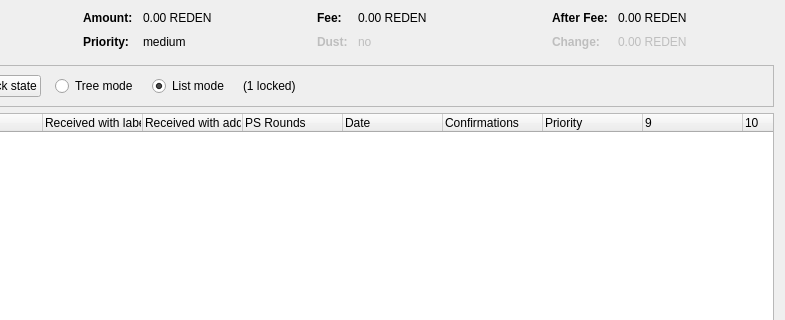
First picture: the form in src/qt/forms/coincontroldialog.ui, repository reefcoin-io/reefcoin-1, before the edit; both pictures show x 169 to 954 and y 0 to 320 of the 954 by 500 pixel window.
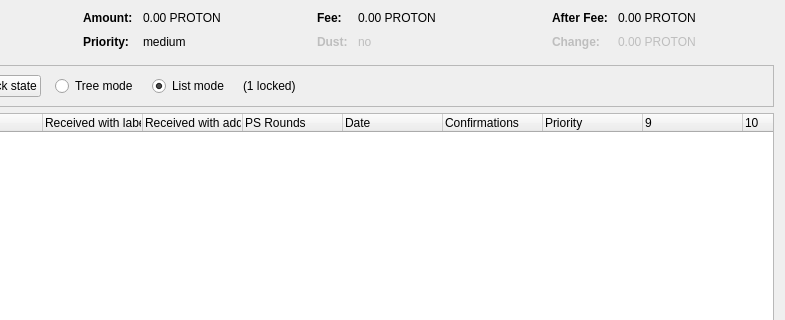
Second picture: the form after the edit. Custom widgets are drawn as their Qt base class.

The edit to the form file:
```diff
--- a/src/qt/forms/coincontroldialog.ui
+++ b/src/qt/forms/coincontroldialog.ui
@@ -132,7 +132,7 @@
           <enum>Qt::ActionsContextMenu</enum>
          </property>
          <property name="text">
-          <string notr="true">0.00 REDEN</string>
+          <string notr="true">0.00 PROTON</string>
          </property>
          <property name="textInteractionFlags">
           <set>Qt::LinksAccessibleByMouse|Qt::TextSelectableByKeyboard|Qt::TextSelectableByMouse</set>
@@ -206,7 +206,7 @@
           <enum>Qt::ActionsContextMenu</enum>
          </property>
          <property name="text">
-          <string notr="true">0.00 REDEN</string>
+          <string notr="true">0.00 PROTON</string>
          </property>
          <property name="textInteractionFlags">
           <set>Qt::LinksAccessibleByMouse|Qt::TextSelectableByKeyboard|Qt::TextSelectableByMouse</set>
@@ -286,7 +286,7 @@
           <enum>Qt::ActionsContextMenu</enum>
          </property>
          <property name="text">
-          <string notr="true">0.00 REDEN</string>
+          <string notr="true">0.00 PROTON</string>
          </property>
          <property name="textInteractionFlags">
           <set>Qt::LinksAccessibleByMouse|Qt::TextSelectableByKeyboard|Qt::TextSelectableByMouse</set>
@@ -321,7 +321,7 @@
           <enum>Qt::ActionsContextMenu</enum>
          </property>
          <property name="text">
-          <string notr="true">0.00 REDEN</string>
+          <string notr="true">0.00 PROTON</string>
          </property>
          <property name="textInteractionFlags">
           <set>Qt::LinksAccessibleByMouse|Qt::TextSelectableByKeyboard|Qt::TextSelectableByMouse</set>
```
